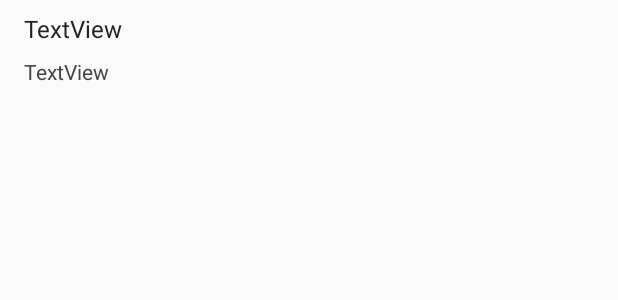
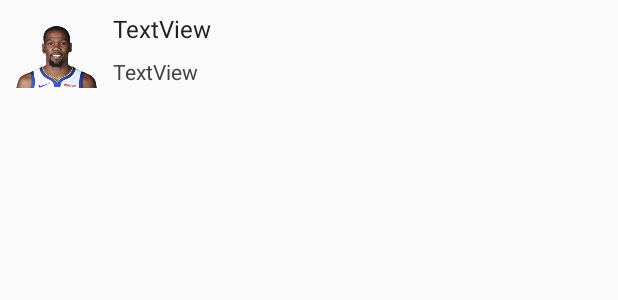
Before and after one commit to lucastadeu50/NBARetrofit, an Android app: the layout activity_jogadores_adapter.xml on its own in the app's theme, with its tools: preview values and no code run, on a phone screen of 412 x 824 dp. Shown: the top 300 px of the screen. Run offline under Robolectric (Android 15) with nearby library versions, the phone set to English and light mode, and no system bars; Roboto replaces fonts that are not available here.

```diff
--- a/app/src/main/java/com/example/arlinda/nbaretrofit/NbaAPI.java
+++ b/app/src/main/java/com/example/arlinda/nbaretrofit/interfaces/NbaAPI.java
@@ -1,4 +1,4 @@
-package com.example.arlinda.nbaretrofit;
+package com.example.arlinda.nbaretrofit.interfaces;
 
 import com.example.arlinda.nbaretrofit.model.Feed;
 
@@ -11,5 +11,6 @@ public interface NbaAPI {
 
     @Headers("Content-Type: application/json")
     @GET("/prod/v1/2018/players.json")
+
     Call<Feed> getData();
 }
--- a/app/src/main/java/com/example/arlinda/nbaretrofit/model/Team.java
+++ b/app/src/main/java/com/example/arlinda/nbaretrofit/model/Team.java
@@ -1,6 +1,8 @@
 package com.example.arlinda.nbaretrofit.model;
 
-public class Team {
+import java.io.Serializable;
+
+public class Team implements Serializable {
     String teamId;
     String teamName;
     String imgURL;
--- a/app/src/main/res/layout/activity_jogadores_adapter.xml
+++ b/app/src/main/res/layout/activity_jogadores_adapter.xml
@@ -10,7 +10,7 @@
         android:id="@+id/textViewLastName"
         android:layout_width="wrap_content"
         android:layout_height="wrap_content"
-        android:layout_marginStart="16dp"
+        android:layout_marginStart="8dp"
         android:layout_marginTop="8dp"
         android:layout_marginEnd="8dp"
         android:fontFamily="@font/roboto_thin"
@@ -19,14 +19,14 @@
         android:textSize="16sp"
         app:layout_constraintEnd_toEndOf="parent"
         app:layout_constraintHorizontal_bias="0.0"
-        app:layout_constraintStart_toStartOf="parent"
+        app:layout_constraintStart_toEndOf="@+id/imageViewAvatar"
         app:layout_constraintTop_toTopOf="parent" />
 
     <TextView
         android:id="@+id/textViewFirstName"
         android:layout_width="wrap_content"
         android:layout_height="wrap_content"
-        android:layout_marginStart="16dp"
+        android:layout_marginStart="8dp"
         android:layout_marginTop="8dp"
         android:layout_marginEnd="8dp"
         android:fontFamily="@font/roboto_thin"
@@ -34,6 +34,19 @@
         android:textColor="@color/cordafontefirstname"
         app:layout_constraintEnd_toEndOf="parent"
         app:layout_constraintHorizontal_bias="0.0"
+        app:layout_constraintStart_toEndOf="@+id/imageViewAvatar"
+        app:layout_constraintTop_toBottomOf="@+id/textViewLastName" />
+
+    <ImageView
+        android:id="@+id/imageViewAvatar"
+        android:layout_width="59dp"
+        android:layout_height="58dp"
+        android:layout_marginStart="8dp"
+        android:layout_marginTop="8dp"
+        android:layout_marginEnd="8dp"
+        app:layout_constraintEnd_toEndOf="parent"
+        app:layout_constraintHorizontal_bias="0.0"
         app:layout_constraintStart_toStartOf="parent"
-        app:layout_constraintTop_toBottomOf="@+id/textViewLastName" />
+        app:layout_constraintTop_toTopOf="parent"
+        tools:src="@drawable/a201142" />
 </android.support.constraint.ConstraintLayout>
```
Also changed, not shown: app/src/main/java/com/example/arlinda/nbaretrofit/ListaJogadoresActivity.java (+7 -6 lines), app/src/main/java/com/example/arlinda/nbaretrofit/MainActivity.java (+32 -30 lines), app/src/main/java/com/example/arlinda/nbaretrofit/adapter/JogadoresAdapter.java (+10 -0 lines), app/src/main/java/com/example/arlinda/nbaretrofit/interfaces/StatsAPI.java (added, +15 -0 lines), app/src/main/res/drawable/a201142.png (added), 134 other files.
